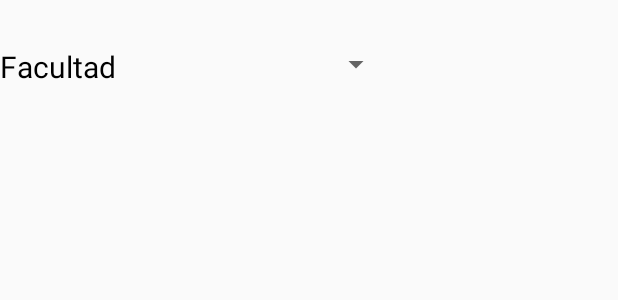
After one commit to martinlc26/CU-Master-android, an Android app: the layout fragment_bedelia_movil.xml on its own in the app's theme, with its tools: preview values and no code run, on a phone screen of 412 x 824 dp. The commit adds this screen. Shown: the top 300 px of the screen. Run offline under Robolectric (Android 15) with nearby library versions, the phone set to English and light mode, and no system bars; network calls fail.

Commit message:
integracion bedelia - colectivos

```diff
--- /dev/null
+++ b/app/src/main/res/layout/fragment_bedelia_movil.xml
@@ -0,0 +1,57 @@
+<?xml version="1.0" encoding="utf-8"?>
+<FrameLayout xmlns:android="http://schemas.android.com/apk/res/android"
+    xmlns:tools="http://schemas.android.com/tools"
+    android:layout_width="match_parent"
+    android:layout_height="match_parent"
+    tools:context=".BedeliaMovil">
+
+    <LinearLayout
+        android:layout_weight="0.15"
+        android:weightSum="1"
+        android:orientation="vertical"
+        android:layout_width="match_parent"
+        android:layout_marginTop="15dp"
+        android:layout_height="wrap_content">
+
+        <LinearLayout
+            android:layout_weight="0.15"
+            android:weightSum="1"
+            android:orientation="horizontal"
+            android:layout_width="match_parent"
+            android:layout_marginTop="15dp"
+            android:layout_height="wrap_content">
+
+            <TextView
+                android:textSize="20dp"
+                android:layout_weight="0.1"
+                android:textColor="@color/negro"
+                android:layout_width="wrap_content"
+                android:layout_height="fill_parent"
+                android:text="Facultad "
+                android:id="@+id/tv1" />
+
+            <Spinner
+                android:scrollbarSize="30dp"
+                android:layout_weight="0.3"
+                android:layout_width="80dp"
+                android:layout_height="wrap_content"
+                android:id="@+id/facultadSpinner" />
+        </LinearLayout>
+
+        <LinearLayout
+            android:layout_weight="0.15"
+            android:weightSum="1"
+            android:orientation="vertical"
+            android:layout_width="match_parent"
+            android:layout_marginTop="15dp"
+            android:layout_height="wrap_content">
+
+            <ListView
+                    android:id="@android:id/list"
+                    android:layout_width="match_parent"
+                    android:layout_height="match_parent"
+                    android:layout_weight="0.1"
+                />
+        </LinearLayout>
+    </LinearLayout>
+</FrameLayout>
--- a/app/src/main/res/layout/fragment_menu.xml
+++ b/app/src/main/res/layout/fragment_menu.xml
@@ -101,12 +101,12 @@
         <!--botones -->
 
         <Button
-            android:id="@+id/botonVerMenuCeliacos"
+            android:id="@+id/botonVerMenu"
             android:layout_width="wrap_content"
             android:layout_height="wrap_content"
             android:layout_gravity="center"
             android:layout_weight="0.5"
-            android:onClick="mostrarMenuCeliacos"
+            android:onClick="mostrarMenuComedor"
             android:text="Menú Celiaco" />
     </LinearLayout>
 </FrameLayout>
--- a/app/src/main/res/menu/activity_main_drawer.xml
+++ b/app/src/main/res/menu/activity_main_drawer.xml
@@ -18,6 +18,10 @@
             android:id="@+id/comedorUniversitario"
             android:icon="@drawable/ic_restaurant_black_24dp"
             android:title="Menú del comedor" />
+        <item
+            android:id="@+id/Bedelia"
+            android:icon="@drawable/ic_assignment_black_24dp"
+            android:title="Bedelia Movil" />
     </group>
 
 <!--    <item android:title="Communicate">
```
Also changed, not shown: app/src/main/java/com/holamundo/ciudaduniversitariainteligente/BedeliaMovil.java (added, +231 -0 lines), app/src/main/java/com/holamundo/ciudaduniversitariainteligente/MainActivity.java (+22 -0 lines), app/src/main/java/com/holamundo/ciudaduniversitariainteligente/MenuFragment.java (+75 -16 lines), app/src/main/res/drawable/ic_assignment_black_24dp.xml (added, +9 -0 lines), app/src/main/res/layout/simple_list_item_1.xml (added, +14 -0 lines), 1 other file.
